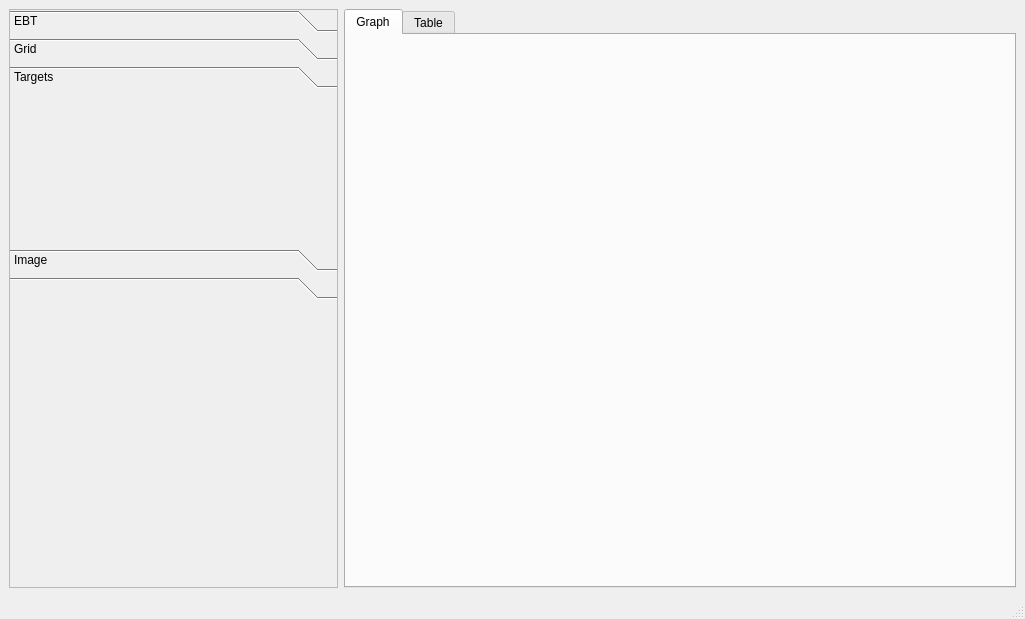
Qt form mainwindow.ui (LionIvy/EBT_isodose) before a commit.
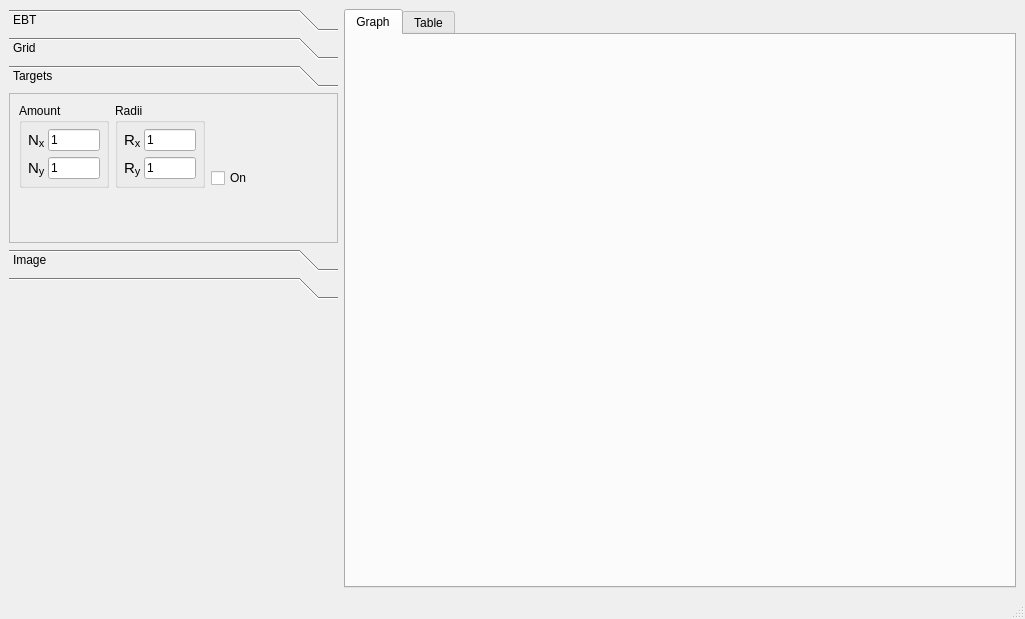
The same form after that commit. The open tabs and pages were chosen to show the change. Custom widgets are drawn as their Qt base class.

```diff
--- a/mainwindow.ui
+++ b/mainwindow.ui
@@ -24,7 +24,7 @@
        </sizepolicy>
       </property>
       <property name="frameShape">
-       <enum>QFrame::StyledPanel</enum>
+       <enum>QFrame::NoFrame</enum>
       </property>
       <property name="frameShadow">
        <enum>QFrame::Raised</enum>
@@ -579,13 +579,292 @@
            <rect>
             <x>0</x>
             <y>0</y>
-            <width>321</width>
-            <height>123</height>
+            <width>323</width>
+            <height>124</height>
            </rect>
           </property>
           <attribute name="label">
            <string>Targets</string>
           </attribute>
+          <layout class="QVBoxLayout" name="verticalLayout_4">
+           <property name="spacing">
+            <number>3</number>
+           </property>
+           <property name="leftMargin">
+            <number>0</number>
+           </property>
+           <property name="topMargin">
+            <number>0</number>
+           </property>
+           <property name="rightMargin">
+            <number>0</number>
+           </property>
+           <property name="bottomMargin">
+            <number>0</number>
+           </property>
+           <item>
+            <widget class="QFrame" name="topframe_3">
+             <property name="frameShape">
+              <enum>QFrame::StyledPanel</enum>
+             </property>
+             <property name="frameShadow">
+              <enum>QFrame::Raised</enum>
+             </property>
+             <layout class="QGridLayout" name="gridLayout_11">
+              <item row="0" column="1">
+               <widget class="QGroupBox" name="start_at_gB_3">
+                <property name="sizePolicy">
+                 <sizepolicy hsizetype="Minimum" vsizetype="Fixed">
+                  <horstretch>0</horstretch>
+                  <verstretch>0</verstretch>
+                 </sizepolicy>
+                </property>
+                <property name="minimumSize">
+                 <size>
+                  <width>60</width>
+                  <height>85</height>
+                 </size>
+                </property>
+                <property name="maximumSize">
+                 <size>
+                  <width>90</width>
+                  <height>16777215</height>
+                 </size>
+                </property>
+                <property name="title">
+                 <string>Radii</string>
+                </property>
+                <layout class="QGridLayout" name="gridLayout_10">
+                 <property name="leftMargin">
+                  <number>6</number>
+                 </property>
+                 <property name="topMargin">
+                  <number>3</number>
+                 </property>
+                 <property name="rightMargin">
+                  <number>6</number>
+                 </property>
+                 <property name="bottomMargin">
+                  <number>3</number>
+                 </property>
+                 <property name="spacing">
+                  <number>3</number>
+                 </property>
+                 <item row="1" column="0">
+                  <widget class="QLabel" name="label_8">
+                   <property name="text">
+                    <string>&lt;html&gt;&lt;head/&gt;&lt;body&gt;&lt;p&gt;&lt;span style=&quot; font-size:11pt;&quot;&gt;R&lt;/span&gt;&lt;span style=&quot; font-size:12pt; vertical-align:sub;&quot;&gt;x&lt;/span&gt;&lt;span style=&quot; font-size:11pt;&quot;/&gt;&lt;/p&gt;&lt;/body&gt;&lt;/html&gt;</string>
+                   </property>
+                  </widget>
+                 </item>
+                 <item row="2" column="1">
+                  <widget class="QLineEdit" name="targetRy_edit">
+                   <property name="sizePolicy">
+                    <sizepolicy hsizetype="Minimum" vsizetype="Fixed">
+                     <horstretch>0</horstretch>
+                     <verstretch>0</verstretch>
+                    </sizepolicy>
+                   </property>
+                   <property name="minimumSize">
+                    <size>
+                     <width>30</width>
+                     <height>0</height>
+                    </size>
+                   </property>
+                   <property name="locale">
+                    <locale language="English" country="UnitedStates"/>
+                   </property>
+                   <property name="text">
+                    <string>1</string>
+                   </property>
+                  </widget>
+                 </item>
+                 <item row="2" column="0">
+                  <widget class="QLabel" name="label_9">
+                   <property name="text">
+                    <string>&lt;html&gt;&lt;head/&gt;&lt;body&gt;&lt;p&gt;&lt;span style=&quot; font-size:11pt;&quot;&gt;R&lt;/span&gt;&lt;span style=&quot; font-size:12pt; vertical-align:sub;&quot;&gt;y&lt;/span&gt;&lt;span style=&quot; font-size:11pt;&quot;/&gt;&lt;/p&gt;&lt;/body&gt;&lt;/html&gt;</string>
+                   </property>
+                  </widget>
+                 </item>
+                 <item row="1" column="1">
+                  <widget class="QLineEdit" name="targetRx_edit">
+                   <property name="sizePolicy">
+                    <sizepolicy hsizetype="Minimum" vsizetype="Fixed">
+                     <horstretch>0</horstretch>
+                     <verstretch>0</verstretch>
+                    </sizepolicy>
+                   </property>
+                   <property name="minimumSize">
+                    <size>
+                     <width>30</width>
+                     <height>0</height>
+                    </size>
+                   </property>
+                   <property name="locale">
+                    <locale language="English" country="UnitedStates"/>
+                   </property>
+                   <property name="text">
+                    <string>1</string>
+                   </property>
+                  </widget>
+                 </item>
+                </layout>
+               </widget>
+              </item>
+              <item row="1" column="0">
+               <spacer name="verticalSpacer_6">
+                <property name="orientation">
+                 <enum>Qt::Vertical</enum>
+                </property>
+                <property name="sizeHint" stdset="0">
+                 <size>
+                  <width>20</width>
+                  <height>10</height>
+                 </size>
+                </property>
+               </spacer>
+              </item>
+              <item row="0" column="0">
+               <widget class="QGroupBox" name="start_at_gB_2">
+                <property name="sizePolicy">
+                 <sizepolicy hsizetype="Minimum" vsizetype="Fixed">
+                  <horstretch>0</horstretch>
+                  <verstretch>0</verstretch>
+                 </sizepolicy>
+                </property>
+                <property name="minimumSize">
+                 <size>
+                  <width>60</width>
+                  <height>85</height>
+                 </size>
+                </property>
+                <property name="maximumSize">
+                 <size>
+                  <width>90</width>
+                  <height>16777215</height>
+                 </size>
+                </property>
+                <property name="title">
+                 <string>Amount</string>
+                </property>
+                <layout class="QGridLayout" name="gridLayout_9">
+                 <property name="leftMargin">
+                  <number>6</number>
+                 </property>
+                 <property name="topMargin">
+                  <number>3</number>
+                 </property>
+                 <property name="rightMargin">
+                  <number>6</number>
+                 </property>
+                 <property name="bottomMargin">
+                  <number>3</number>
+                 </property>
+                 <property name="spacing">
+                  <number>3</number>
+                 </property>
+                 <item row="1" column="0">
+                  <widget class="QLabel" name="label_6">
+                   <property name="text">
+                    <string>&lt;html&gt;&lt;head/&gt;&lt;body&gt;&lt;p&gt;&lt;span style=&quot; font-size:11pt;&quot;&gt;N&lt;/span&gt;&lt;span style=&quot; font-size:12pt; vertical-align:sub;&quot;&gt;x&lt;/span&gt;&lt;span style=&quot; font-size:11pt;&quot;/&gt;&lt;/p&gt;&lt;/body&gt;&lt;/html&gt;</string>
+                   </property>
+                  </widget>
+                 </item>
+                 <item row="2" column="1">
+                  <widget class="QLineEdit" name="targetNumY_edit">
+                   <property name="sizePolicy">
+                    <sizepolicy hsizetype="Minimum" vsizetype="Fixed">
+                     <horstretch>0</horstretch>
+                     <verstretch>0</verstretch>
+                    </sizepolicy>
+                   </property>
+                   <property name="minimumSize">
+                    <size>
+                     <width>30</width>
+                     <height>0</height>
+                    </size>
+                   </property>
+                   <property name="locale">
+                    <locale language="English" country="UnitedStates"/>
+                   </property>
+                   <property name="text">
+                    <string>1</string>
+                   </property>
+                  </widget>
+                 </item>
+                 <item row="2" column="0">
+                  <widget class="QLabel" name="label_7">
+                   <property name="text">
+                    <string>&lt;html&gt;&lt;head/&gt;&lt;body&gt;&lt;p&gt;&lt;span style=&quot; font-size:11pt;&quot;&gt;N&lt;/span&gt;&lt;span style=&quot; font-size:12pt; vertical-align:sub;&quot;&gt;y&lt;/span&gt;&lt;span style=&quot; font-size:11pt;&quot;/&gt;&lt;/p&gt;&lt;/body&gt;&lt;/html&gt;</string>
+                   </property>
+                  </widget>
+                 </item>
+                 <item row="1" column="1">
+                  <widget class="QLineEdit" name="targetNumX_edit">
+                   <property name="sizePolicy">
+                    <sizepolicy hsizetype="Minimum" vsizetype="Fixed">
+                     <horstretch>0</horstretch>
+                     <verstretch>0</verstretch>
+                    </sizepolicy>
+                   </property>
+                   <property name="minimumSize">
+                    <size>
+                     <width>30</width>
+                     <height>0</height>
+                    </size>
+                   </property>
+                   <property name="locale">
+                    <locale language="English" country="UnitedStates"/>
+                   </property>
+                   <property name="text">
+                    <string>1</string>
+                   </property>
+                  </widget>
+                 </item>
+                </layout>
+               </widget>
+              </item>
+              <item row="0" column="2">
+               <layout class="QGridLayout" name="gridLayout_12">
+                <item row="1" column="1">
+                 <spacer name="verticalSpacer_8">
+                  <property name="orientation">
+                   <enum>Qt::Vertical</enum>
+                  </property>
+                  <property name="sizeHint" stdset="0">
+                   <size>
+                    <width>20</width>
+                    <height>40</height>
+                   </size>
+                  </property>
+                 </spacer>
+                </item>
+                <item row="0" column="0">
+                 <spacer name="horizontalSpacer_3">
+                  <property name="orientation">
+                   <enum>Qt::Horizontal</enum>
+                  </property>
+                  <property name="sizeHint" stdset="0">
+                   <size>
+                    <width>40</width>
+                    <height>20</height>
+                   </size>
+                  </property>
+                 </spacer>
+                </item>
+                <item row="3" column="0">
+                 <widget class="QCheckBox" name="targetOn">
+                  <property name="text">
+                   <string>On</string>
+                  </property>
+                 </widget>
+                </item>
+               </layout>
+              </item>
+             </layout>
+            </widget>
+           </item>
+          </layout>
          </widget>
          <widget class="QWidget" name="image_page">
           <property name="geometry">
```
Left out of the diff: 16 changed lines with no effect on the pictures.
